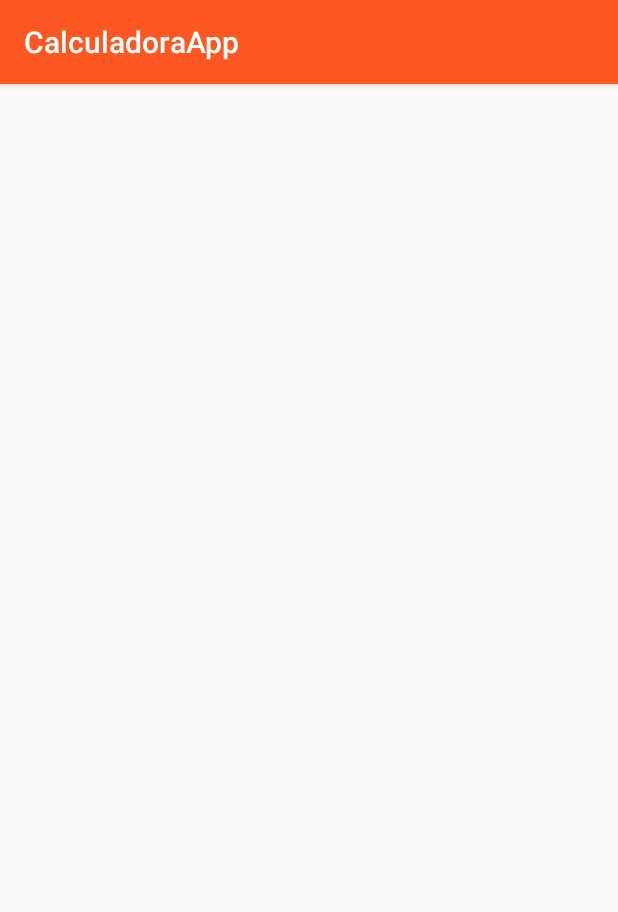
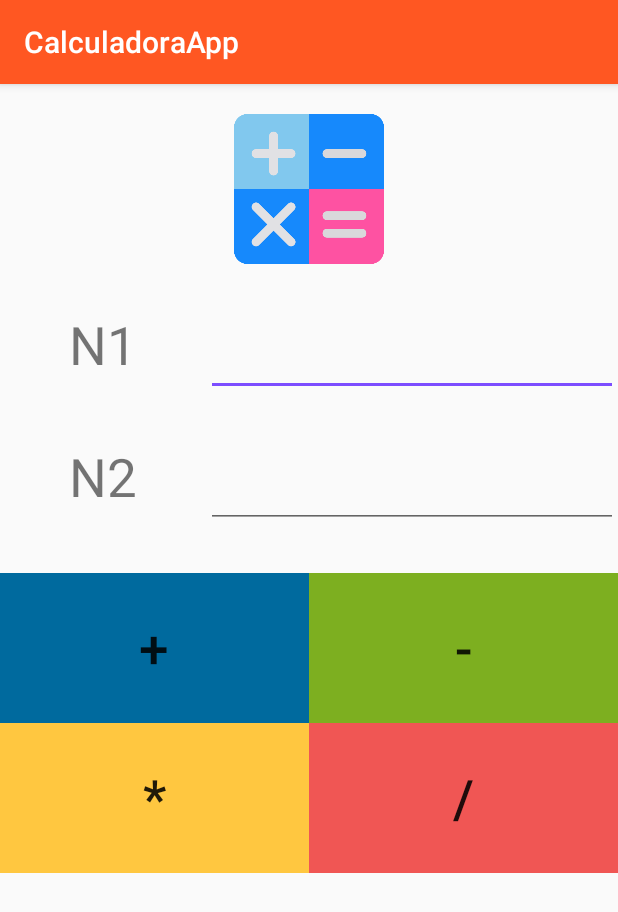
Before and after one commit to TheMartho/calculadoraApp, an Android app: the screen it shows after launch (MainActivity), on a phone screen of 412 x 824 dp. Shown: the top 912 px of the screen. Run offline under Robolectric (Android 15) with nearby library versions, the phone set to English and light mode, and no system bars.

Commit message:
Creamos Calculadora

```diff
--- a/Fuentes/CalculadoraApp/app/src/main/res/layout/activity_main.xml
+++ b/Fuentes/CalculadoraApp/app/src/main/res/layout/activity_main.xml
@@ -7,36 +7,110 @@
     android:orientation="vertical"
     tools:context=".MainActivity">
 
+
+<ImageView
+    android:layout_marginTop="@dimen/marginBase"
+    android:src="@drawable/calculator"
+    android:layout_width="wrap_content"
+    android:layout_height="@dimen/tamanioImagen">
+    </ImageView>
+
+    <LinearLayout
+        android:layout_marginTop="@dimen/marginBase"
+        android:layout_width="match_parent"
+        android:orientation="horizontal"
+        android:layout_height="wrap_content">
         <TextView
-        android:background="@color/colorPrimaryDark"
-        android:textColor="@color/primary_light"
-        android:textSize="40sp"
-        android:gravity="center"
-        android:text="@string/texto1"
+            android:layout_width="match_parent"
+            android:text="@string/n1"
+            android:gravity="center_horizontal"
+            android:layout_weight="2"
+            android:textSize="@dimen/tamanioLetra"
+            android:layout_height="wrap_content">
+        </TextView>
+        <EditText
+            android:id="@+id/n1Txt"
             android:layout_weight="1"
+            android:inputType="number"
+            android:textSize="@dimen/tamanioLetra"
             android:layout_width="match_parent"
-        android:layout_height="match_parent" />
+            android:layout_height="wrap_content">
 
+        </EditText>
+    </LinearLayout>
+
+    <LinearLayout
+        android:layout_width="match_parent"
+        android:layout_marginTop="@dimen/marginBase"
+        android:orientation="horizontal"
+        android:layout_height="wrap_content">
         <TextView
-        android:text="@string/texto2"
+            android:layout_width="match_parent"
+            android:text="@string/n2"
+            android:gravity="center_horizontal"
+            android:layout_weight="2"
+            android:textSize="@dimen/tamanioLetra"
+            android:layout_height="wrap_content"></TextView>
+        <EditText
+            android:id="@+id/n2Txt"
             android:layout_weight="1"
-        android:textSize="40sp"
-        android:gravity="center"
-        android:textColor="@color/primary_light"
-        android:background="@color/colorAccent"
+            android:inputType="number"
+            android:textSize="@dimen/tamanioLetra"
             android:layout_width="match_parent"
-        android:layout_height="match_parent">
-    </TextView>
+            android:layout_height="wrap_content">
 
-    <button>
-        android:layout_weight="2"
-        android:text="@string/btn_saludar"
-        android:textSize="40sp"
-        android:textColor="@color/primary_light"
-        android:background="@color/colorPrimary"
+        </EditText>
+    </LinearLayout>
+<LinearLayout
+    android:layout_marginTop="@dimen/marginBase2"
     android:layout_width="match_parent"
-        android:onClick="saludar"
-        android:layout_height="match_parent"
-    </button>
+    android:orientation="horizontal"
+    android:layout_height="wrap_content">
+    <Button
+        android:onClick="sumar"
+        android:layout_width="match_parent"
+        android:layout_weight="1"
+        android:background="@color/colorSuma"
+        android:textSize="@dimen/tamanioLetra"
+        android:layout_height="@dimen/tamanioBtn"
+        android:text="@string/sumarText">
+
+    </Button>
+    <Button
+        android:layout_width="match_parent"
+        android:layout_weight="1"
+android:onClick="restar"
+        android:background="@color/colorResta"
+        android:text="@string/restaText"
+        android:textSize="@dimen/tamanioLetra"
+        android:layout_height="@dimen/tamanioBtn"></Button>
 
 </LinearLayout>
+    <LinearLayout
+        android:layout_width="match_parent"
+        android:layout_height="wrap_content"
+        android:orientation="horizontal">
+        <Button
+            android:onClick="multiplicar"
+            android:layout_width="match_parent"
+            android:layout_weight="1"
+            android:background="@color/colorMulti"
+            android:text="@string/multiText"
+            android:textSize="@dimen/tamanioLetra"
+            android:layout_height="@dimen/tamanioBtn">
+
+        </Button>
+        <Button
+            android:onClick="dividir"
+            android:layout_width="match_parent"
+            android:layout_weight="1"
+            android:background="@color/colorDivision"
+            android:text="@string/divText"
+            android:textSize="@dimen/tamanioLetra"
+            android:layout_height="@dimen/tamanioBtn">
+
+        </Button>
+
+    </LinearLayout>
+
+</LinearLayout>
--- a/Fuentes/CalculadoraApp/app/src/main/res/values/colors.xml
+++ b/Fuentes/CalculadoraApp/app/src/main/res/values/colors.xml
@@ -8,4 +8,8 @@
     <color name="secondary_text">#757575</color>
     <color name="icons">#FFFFFF</color>
     <color name="divider">#BDBDBD</color>
+    <color name="colorSuma">#006a9e</color>
+    <color name="colorResta">#7daf20</color>
+    <color name="colorMulti">#ffc740</color>
+    <color name="colorDivision">#f05654</color>
 </resources>
--- /dev/null
+++ b/Fuentes/CalculadoraApp/app/src/main/res/values/dimens.xml
@@ -0,0 +1,9 @@
+<?xml version="1.0" encoding="utf-8"?>
+<resources>
+
+    <dimen name="marginBase">20dp</dimen>
+    <dimen name="tamanioImagen">100dp</dimen>
+    <dimen name="tamanioLetra">35sp</dimen>
+    <dimen name="marginBase2">30dp</dimen>
+    <dimen name="tamanioBtn">100dp</dimen>
+</resources>
--- a/Fuentes/CalculadoraApp/app/src/main/res/values/strings.xml
+++ b/Fuentes/CalculadoraApp/app/src/main/res/values/strings.xml
@@ -2,5 +2,11 @@
     <string name="app_name">CalculadoraApp</string>
     <string name="texto1">Hola Mundo</string>
     <string name="texto2">El mismisimo</string>
-    <string name="texto3">saludar_btn</string>
+    <string name="saludar_btn">Saludar</string>
+    <string name="n2">N2</string>
+    <string name="n1">N1</string>
+    <string name="sumarText">+</string>
+    <string name="restaText">-</string>
+    <string name="multiText">*</string>
+    <string name="divText">/</string>
 </resources>
```
Also changed, not shown: Fuentes/CalculadoraApp/app/src/main/java/cl/inacap/calculadoraapp/MainActivity.java (+27 -4 lines), Fuentes/CalculadoraApp/app/src/main/res/drawable-v24/calculator.png (added). Lines whose indentation alone changed are shown as unchanged.
